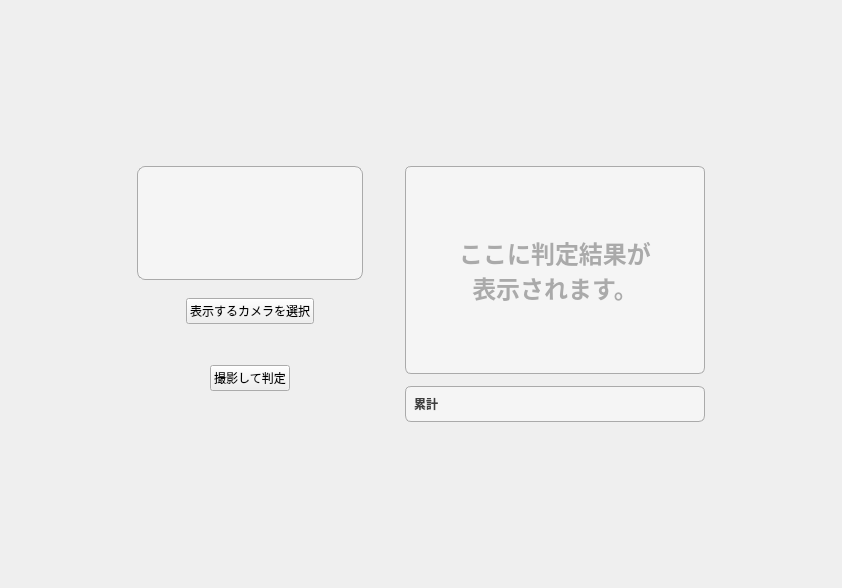
Before: the Qt Designer form src/main/python/view/ui/inspection.ui in RUTILEA/SDTest, drawn with Qt 5.
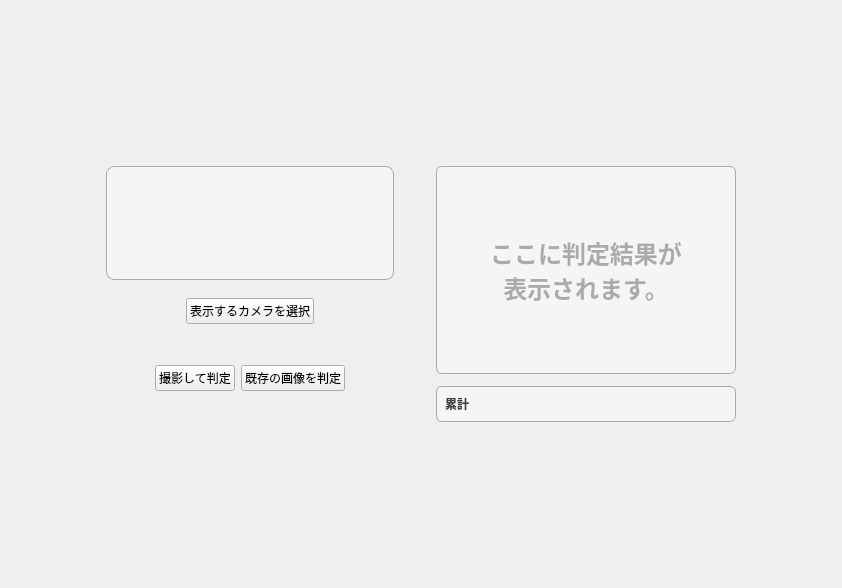
After: the same form once the commit is applied. Icons and pictures are not drawn. Custom widgets are drawn as their Qt base class.

What changed in the file:
```diff
--- a/src/main/python/view/ui/inspection.ui
+++ b/src/main/python/view/ui/inspection.ui
@@ -175,6 +175,13 @@
             </property>
            </widget>
           </item>
+          <item>
+           <widget class="QPushButton" name="inspect_existing_image_button">
+            <property name="text">
+             <string>既存の画像を判定</string>
+            </property>
+           </widget>
+          </item>
           <item>
            <spacer name="horizontalSpacer_7">
             <property name="orientation">
```
